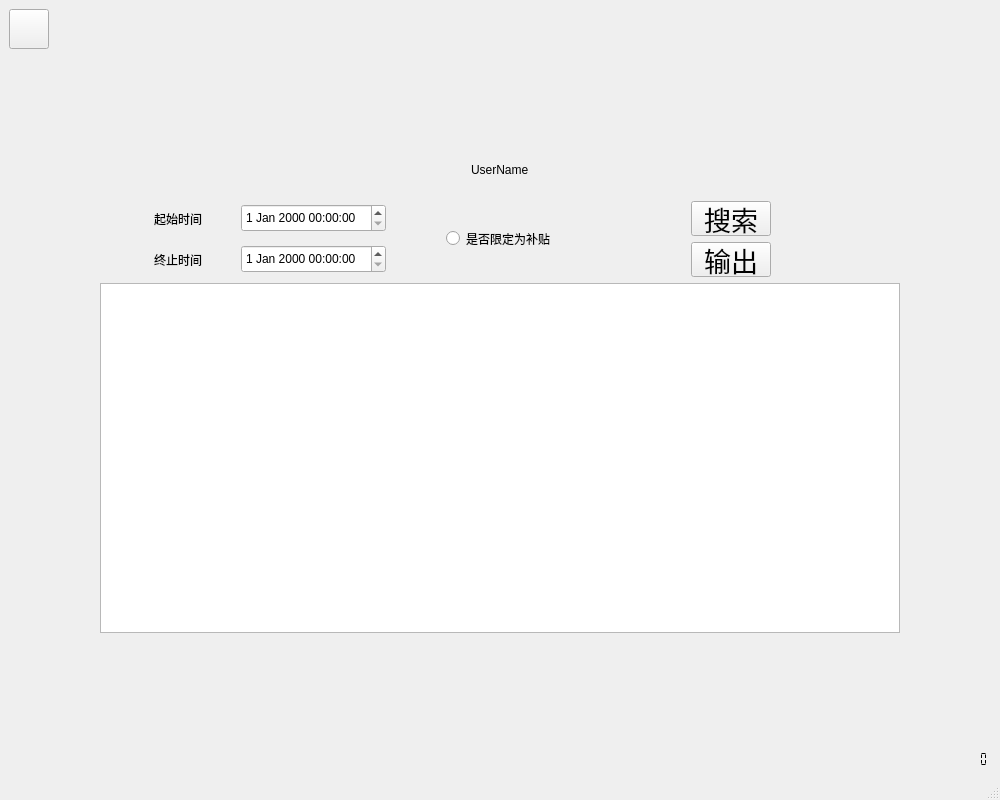
This is administratorscwindow.ui in liuweiky/CCIMS as Qt 5 draws it before an edit. The edited form follows.
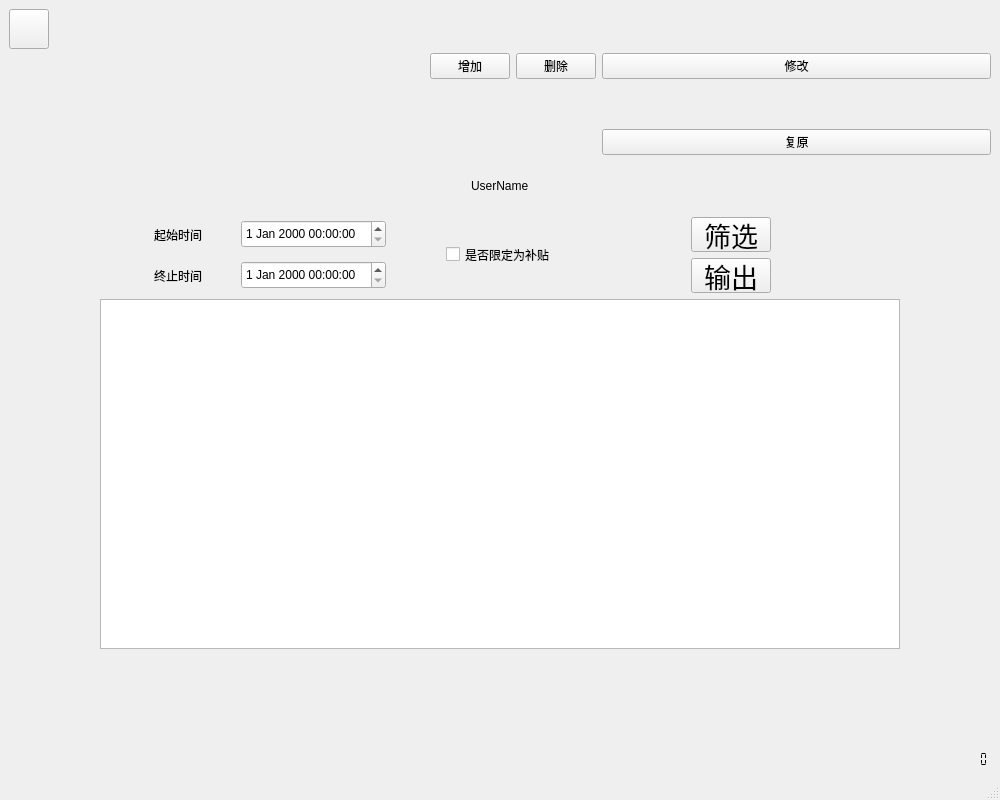
This is the edited form. Icons and pictures are not drawn.

Diff of the .ui file:
```diff
--- a/administratorscwindow.ui
+++ b/administratorscwindow.ui
@@ -21,6 +21,102 @@
   </property>
   <widget class="QWidget" name="centralwidget">
    <layout class="QGridLayout" name="gridLayout_3">
+    <item row="0" column="3">
+     <widget class="QPushButton" name="DeleteButton">
+      <property name="text">
+       <string>删除</string>
+      </property>
+     </widget>
+    </item>
+    <item row="0" column="4">
+     <widget class="QPushButton" name="AlterButton">
+      <property name="text">
+       <string>修改</string>
+      </property>
+     </widget>
+    </item>
+    <item row="4" column="4">
+     <layout class="QVBoxLayout" name="verticalLayout_2">
+      <item>
+       <spacer name="verticalSpacer_2">
+        <property name="orientation">
+         <enum>Qt::Vertical</enum>
+        </property>
+        <property name="sizeHint" stdset="0">
+         <size>
+          <width>20</width>
+          <height>40</height>
+         </size>
+        </property>
+       </spacer>
+      </item>
+      <item>
+       <layout class="QHBoxLayout" name="horizontalLayout_5">
+        <item>
+         <spacer name="horizontalSpacer_8">
+          <property name="orientation">
+           <enum>Qt::Horizontal</enum>
+          </property>
+          <property name="sizeHint" stdset="0">
+           <size>
+            <width>40</width>
+            <height>20</height>
+           </size>
+          </property>
+         </spacer>
+        </item>
+        <item>
+         <widget class="QLCDNumber" name="Time">
+          <property name="minimumSize">
+           <size>
+            <width>140</width>
+            <height>20</height>
+           </size>
+          </property>
+          <property name="maximumSize">
+           <size>
+            <width>140</width>
+            <height>20</height>
+           </size>
+          </property>
+          <property name="styleSheet">
+           <string notr="true">font: 13pt &quot;Arial&quot;;</string>
+          </property>
+          <property name="frameShape">
+           <enum>QFrame::NoFrame</enum>
+          </property>
+          <property name="digitCount">
+           <number>19</number>
+          </property>
+          <property name="segmentStyle">
+           <enum>QLCDNumber::Flat</enum>
+          </property>
+         </widget>
+        </item>
+       </layout>
+      </item>
+     </layout>
+    </item>
+    <item row="0" column="2">
+     <widget class="QPushButton" name="InsertButton">
+      <property name="text">
+       <string>增加</string>
+      </property>
+     </widget>
+    </item>
+    <item row="0" column="1">
+     <spacer name="verticalSpacer_3">
+      <property name="orientation">
+       <enum>Qt::Vertical</enum>
+      </property>
+      <property name="sizeHint" stdset="0">
+       <size>
+        <width>20</width>
+        <height>96</height>
+       </size>
+      </property>
+     </spacer>
+    </item>
     <item row="0" column="0">
      <layout class="QVBoxLayout" name="verticalLayout">
       <item>
@@ -81,20 +177,7 @@
       </item>
      </layout>
     </item>
-    <item row="0" column="1">
-     <spacer name="verticalSpacer_3">
-      <property name="orientation">
-       <enum>Qt::Vertical</enum>
-      </property>
-      <property name="sizeHint" stdset="0">
-       <size>
-        <width>20</width>
-        <height>96</height>
-       </size>
-      </property>
-     </spacer>
-    </item>
-    <item row="1" column="0" colspan="4">
+    <item row="3" column="0" colspan="5">
      <layout class="QHBoxLayout" name="horizontalLayout_9">
       <item>
        <spacer name="horizontalSpacer_13">
@@ -268,7 +351,7 @@
                <string notr="true">font: 20pt &quot;.SF NS Text&quot;;</string>
               </property>
               <property name="text">
-               <string>搜索</string>
+               <string>筛选</string>
               </property>
              </widget>
             </item>
@@ -412,7 +495,7 @@
            </layout>
           </item>
           <item row="1" column="1" rowspan="2">
-           <widget class="QRadioButton" name="radioButton">
+           <widget class="QCheckBox" name="CheckForSubsidy">
             <property name="minimumSize">
              <size>
               <width>0</width>
@@ -462,7 +545,7 @@
       </item>
      </layout>
     </item>
-    <item row="2" column="2">
+    <item row="4" column="2">
      <spacer name="verticalSpacer_4">
       <property name="orientation">
        <enum>Qt::Vertical</enum>
@@ -475,67 +558,12 @@
       </property>
      </spacer>
     </item>
-    <item row="2" column="3">
-     <layout class="QVBoxLayout" name="verticalLayout_2">
-      <item>
-       <spacer name="verticalSpacer_2">
-        <property name="orientation">
-         <enum>Qt::Vertical</enum>
-        </property>
-        <property name="sizeHint" stdset="0">
-         <size>
-          <width>20</width>
-          <height>40</height>
-         </size>
-        </property>
-       </spacer>
-      </item>
-      <item>
-       <layout class="QHBoxLayout" name="horizontalLayout_5">
-        <item>
-         <spacer name="horizontalSpacer_8">
-          <property name="orientation">
-           <enum>Qt::Horizontal</enum>
-          </property>
-          <property name="sizeHint" stdset="0">
-           <size>
-            <width>40</width>
-            <height>20</height>
-           </size>
-          </property>
-         </spacer>
-        </item>
-        <item>
-         <widget class="QLCDNumber" name="Time">
-          <property name="minimumSize">
-           <size>
-            <width>140</width>
-            <height>20</height>
-           </size>
-          </property>
-          <property name="maximumSize">
-           <size>
-            <width>140</width>
-            <height>20</height>
-           </size>
-          </property>
-          <property name="styleSheet">
-           <string notr="true">font: 13pt &quot;Arial&quot;;</string>
-          </property>
-          <property name="frameShape">
-           <enum>QFrame::NoFrame</enum>
-          </property>
-          <property name="digitCount">
-           <number>19</number>
-          </property>
-          <property name="segmentStyle">
-           <enum>QLCDNumber::Flat</enum>
-          </property>
-         </widget>
-        </item>
-       </layout>
-      </item>
-     </layout>
+    <item row="1" column="4">
+     <widget class="QPushButton" name="resetButton">
+      <property name="text">
+       <string>复原</string>
+      </property>
+     </widget>
     </item>
    </layout>
   </widget>
```
Left out of the diff: 44 changed lines with no effect on the pictures.
